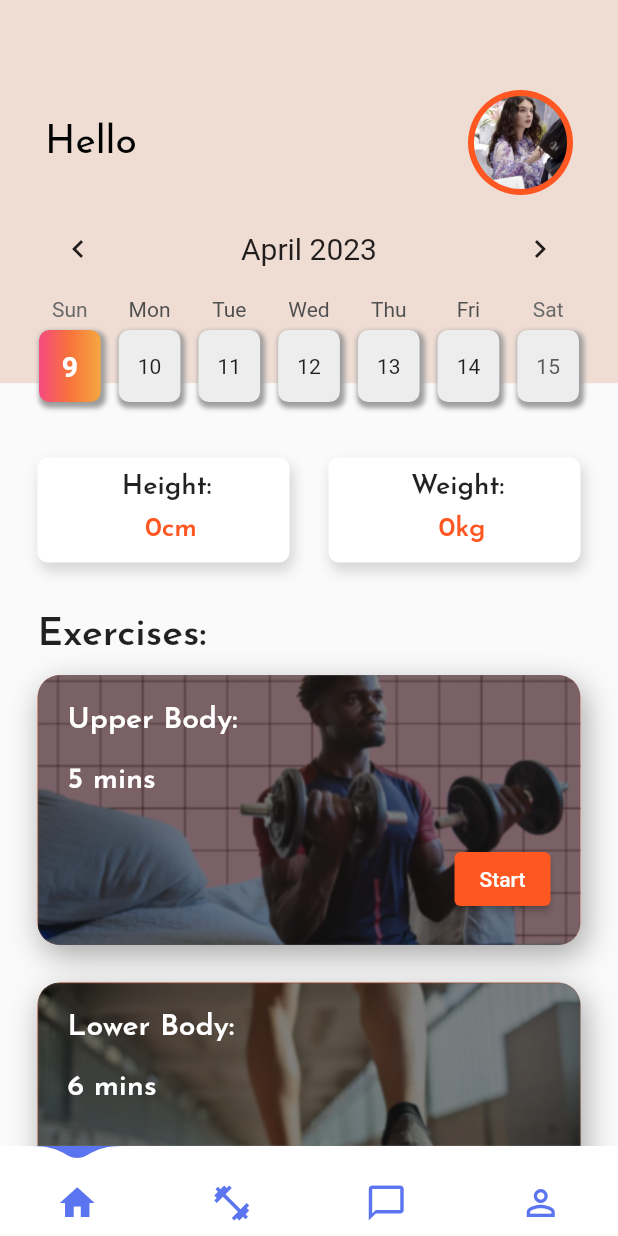
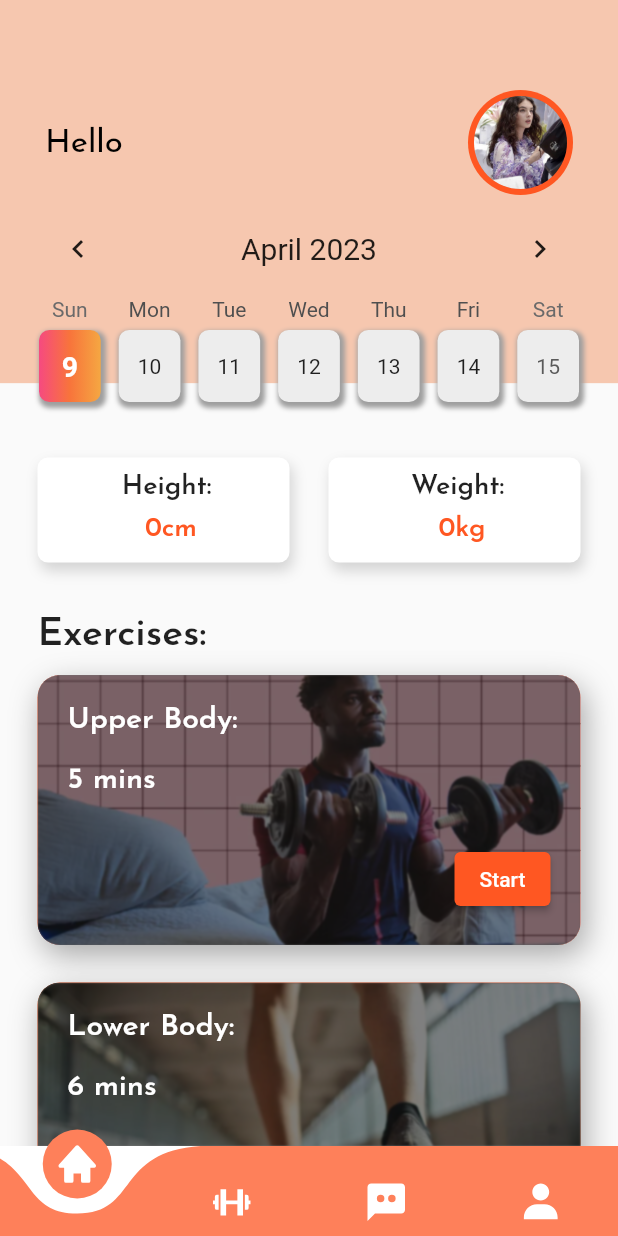
Before and after one commit to hungnp123/workout_wizard_flutter, a Flutter app: the HomePage screen opened directly, on a phone screen of 412 x 824 dp. Run offline on Flutter 3.47's test engine with Material 2 defaults, Android fonts, the light colour scheme and no system bars; drawn by our look-alikes of curved_navigation_bar, table_calendar, water_drop_nav_bar; our stand-ins replace cloud_firestore, firebase_auth, firebase_core, flutter_boxicons, google_fonts; accounts and stored records are empty.

Commit message:
Cruved navbar UI

```diff
--- a/lib/screens/home_body.dart
+++ b/lib/screens/home_body.dart
@@ -36,7 +36,7 @@ class _HomeBodyState extends State<HomeBody> {
             Container(
               height: size.height * .31,
               decoration: const BoxDecoration(
-                color: Color.fromARGB(255, 239, 221, 212),
+                color: Color.fromARGB(255, 246, 199, 175),
               ),
             ),
             Container(
@@ -49,7 +49,7 @@ class _HomeBodyState extends State<HomeBody> {
                     Text(
                       'Hello ',
                       style: GoogleFonts.josefinSans(
-                          color: Colors.black, fontSize: 26),
+                          color: Colors.black, fontSize: 22),
                     ),
                     FutureBuilder(
                         future: _fetch(),
@@ -63,7 +63,7 @@ class _HomeBodyState extends State<HomeBody> {
                               style: GoogleFonts.josefinSans(
                                   fontWeight: FontWeight.w600,
                                   color: Colors.deepOrange,
-                                  fontSize: 28),
+                                  fontSize: 24),
                             );
                           }
                         })
--- a/lib/screens/home_screen.dart
+++ b/lib/screens/home_screen.dart
@@ -1,18 +1,10 @@
-import 'dart:ui';
-import 'package:cloud_firestore/cloud_firestore.dart';
-import 'package:firebase_auth/firebase_auth.dart';
-
+import 'package:curved_navigation_bar/curved_navigation_bar.dart';
 import 'package:flutter/material.dart';
-
-import 'package:google_fonts/google_fonts.dart';
+import 'package:flutter_boxicons/flutter_boxicons.dart';
 import 'package:home_workout/screens/chat_suport.dart';
 import 'package:home_workout/screens/home_body.dart';
-import 'package:home_workout/screens/lowerbody.dart';
 import 'package:home_workout/screens/profile_screen.dart';
-import 'package:home_workout/screens/upperbody.dart';
 import 'package:home_workout/screens/workout_screen.dart';
-import 'package:table_calendar/table_calendar.dart';
-import 'package:water_drop_nav_bar/water_drop_nav_bar.dart';
 
 class HomePage extends StatefulWidget {
   const HomePage({super.key});
@@ -35,7 +27,6 @@ class _HomePageState extends State<HomePage> {
   Widget build(BuildContext context) {
     return Scaffold(
       body: PageView(
-        scrollDirection: axisDirectionToAxis(AxisDirection.right),
         controller: pageController,
         children: const <Widget>[
           HomeBody(),
@@ -44,35 +35,27 @@ class _HomePageState extends State<HomePage> {
           ProfilePage(),
         ],
       ),
-      bottomNavigationBar: WaterDropNavBar(
-          barItems: <BarItem>[
-            BarItem(
-              filledIcon: Icons.home,
-              outlinedIcon: Icons.home_outlined,
-            ),
-            BarItem(
-              filledIcon: Icons.fitness_center,
-              outlinedIcon: Icons.fitness_center_outlined,
-            ),
-            BarItem(
-              filledIcon: Icons.chat_bubble,
-              outlinedIcon: Icons.chat_bubble_outline,
-            ),
-            BarItem(
-              filledIcon: Icons.person,
-              outlinedIcon: Icons.person_outline,
-            ),
+      bottomNavigationBar: CurvedNavigationBar(
+          height: 60.0,
+          backgroundColor: Colors.white,
+          color: const Color.fromARGB(255, 254, 128, 90),
+          buttonBackgroundColor: const Color.fromARGB(255, 254, 128, 90),
+          animationCurve: Curves.easeInOut,
+          animationDuration: const Duration(milliseconds: 300),
+          items: const <Widget>[
+            Icon(Boxicons.bxs_home, size: 30, color: Colors.white),
+            Icon(Boxicons.bx_dumbbell, size: 30, color: Colors.white),
+            Icon(Boxicons.bxs_comment_dots, size: 30, color: Colors.white),
+            Icon(Boxicons.bxs_user, size: 30, color: Colors.white),
           ],
-          selectedIndex: selectedIndex,
-          onItemSelected: (index) {
+          onTap: (index) {
             setState(() {
               selectedIndex = index;
             });
             pageController.animateToPage(selectedIndex,
-                duration: const Duration(milliseconds: 400),
+                duration: const Duration(milliseconds: 300),
                 curve: Curves.easeOutQuad);
           }),
     );
   }
-
 }
```
Also changed, not shown: lib/widget/nav_bar.dart (deleted, +0 -76 lines).
